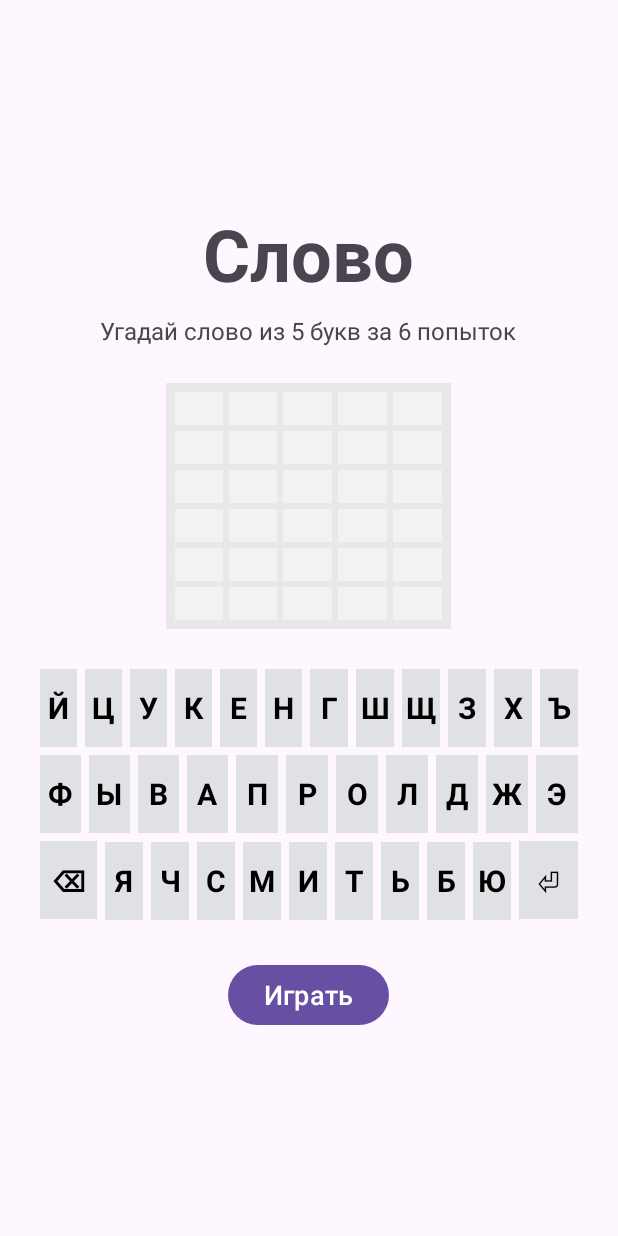
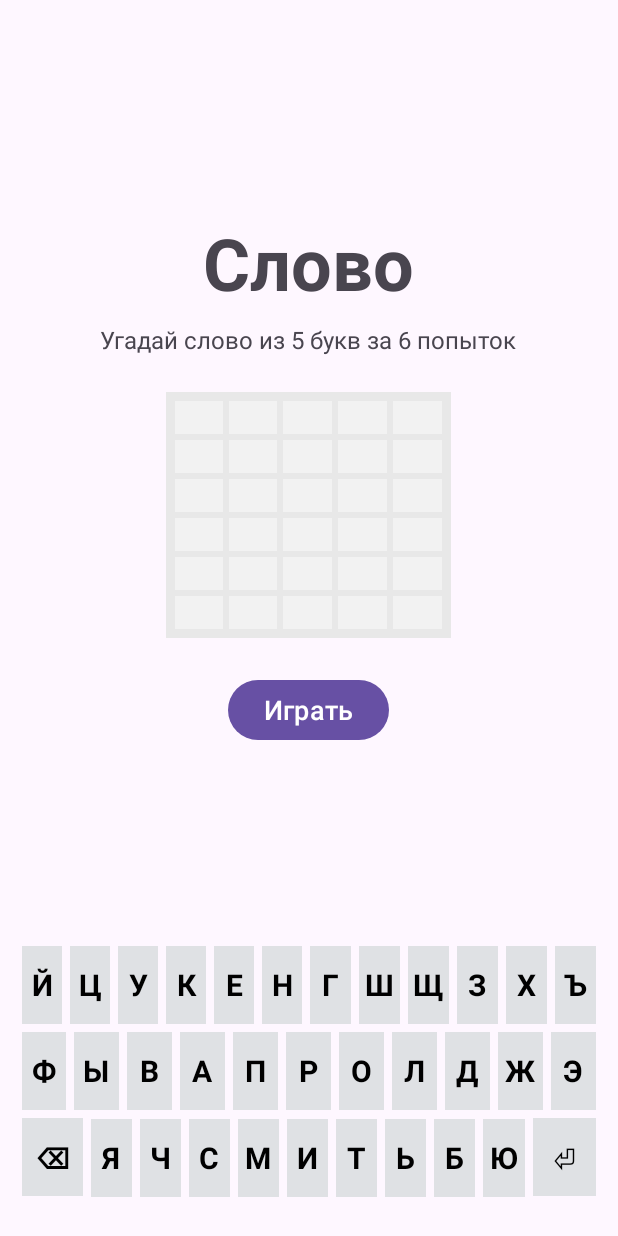
Before and after one commit to Mexator/transitions-sample, an Android app: the screen it shows after launch (MainActivity), on a phone screen of 412 x 824 dp. Run offline under Robolectric (Android 15) with nearby library versions, the phone set to English and light mode, and no system bars.

Commit message:
Пример 2 fix: board grows around center (CenteredChangeBounds), keyboard docked at identical bounds in both scenes

```diff
--- a/app/src/main/res/layout/scene_start.xml
+++ b/app/src/main/res/layout/scene_start.xml
@@ -2,9 +2,16 @@
 <LinearLayout xmlns:android="http://schemas.android.com/apk/res/android"
     android:layout_width="match_parent"
     android:layout_height="match_parent"
-    android:gravity="center"
     android:orientation="vertical"
-    android:padding="24dp">
+    android:padding="12dp">
+
+    <!-- The content block floats in the middle. The keyboard is pinned to the
+         bottom at the SAME bounds as in scene_game (same padding, same bottom
+         margin), so the scene swap leaves it standing — already docked. -->
+    <Space
+        android:layout_width="match_parent"
+        android:layout_height="0dp"
+        android:layout_weight="1" />
 
     <TextView
         android:layout_width="wrap_content"
@@ -23,8 +30,8 @@
         android:textSize="16sp" />
 
     <!-- Shared element №1: a small copy of the field. transitionName="board"
-         matches the full board in scene_game, so the SAME-looking object is
-         seen growing from these bounds (Пример 2). -->
+         matches the full board in scene_game; CenteredChangeBounds grows the
+         final board out of these bounds around their center (Пример 2). -->
     <LinearLayout
         android:id="@+id/board_preview"
         android:layout_width="190dp"
@@ -36,17 +43,6 @@
         android:padding="4dp"
         android:transitionName="board" />
 
-    <!-- Shared element №2: the keyboard is present in BOTH scenes with the same
-         transitionName, so it docks smoothly instead of popping in. Keys are
-         built here too, but inert until the game starts. -->
-    <LinearLayout
-        android:id="@+id/keyboard"
-        android:layout_width="match_parent"
-        android:layout_height="wrap_content"
-        android:layout_marginTop="24dp"
-        android:orientation="vertical"
-        android:transitionName="keyboard" />
-
     <Button
         android:id="@+id/play_button"
         android:layout_width="wrap_content"
@@ -55,4 +51,20 @@
         android:layout_marginTop="24dp"
         android:text="@string/play"
         android:textSize="18sp" />
+
+    <Space
+        android:layout_width="match_parent"
+        android:layout_height="0dp"
+        android:layout_weight="1" />
+
+    <!-- Shared element №2: the keyboard exists in BOTH scenes at identical
+         bounds with the same transitionName. Keys are built here too, but
+         inert until the game starts. -->
+    <LinearLayout
+        android:id="@+id/keyboard"
+        android:layout_width="match_parent"
+        android:layout_height="wrap_content"
+        android:layout_marginBottom="12dp"
+        android:orientation="vertical"
+        android:transitionName="keyboard" />
 </LinearLayout>
```
Also changed, not shown: app/src/main/kotlin/dev/anton/slovo/MainActivity.kt (+23 -7 lines), app/src/main/kotlin/dev/anton/slovo/transition/CenteredChangeBounds.kt (added, +85 -0 lines), app/src/main/res/layout/scene_game.xml (+4 -3 lines), 1 other file.
